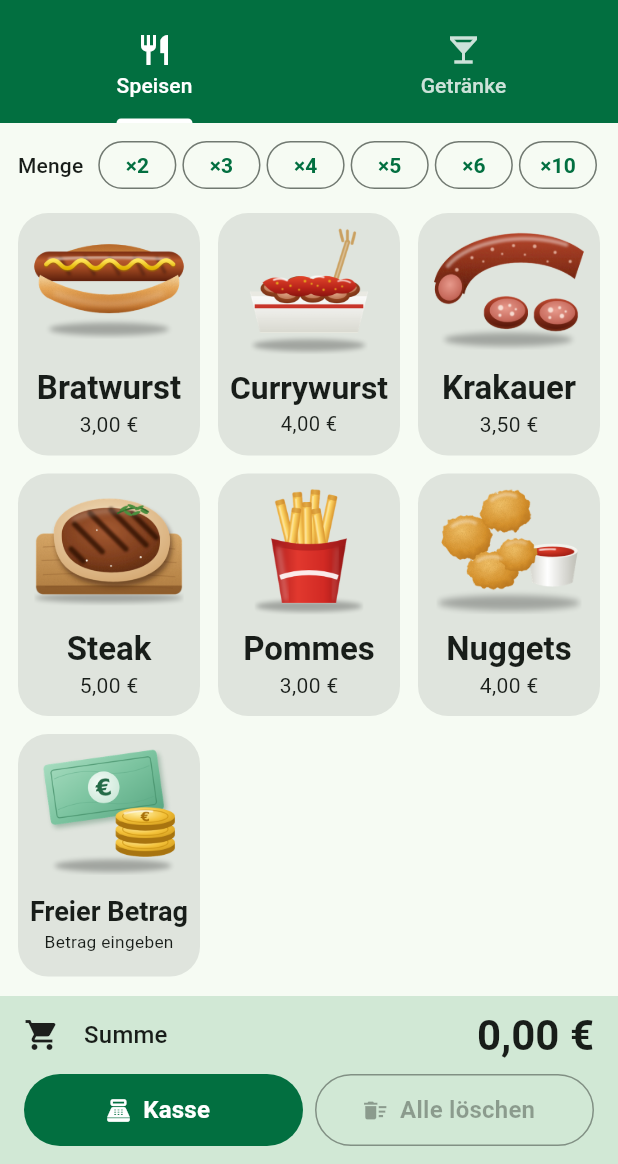
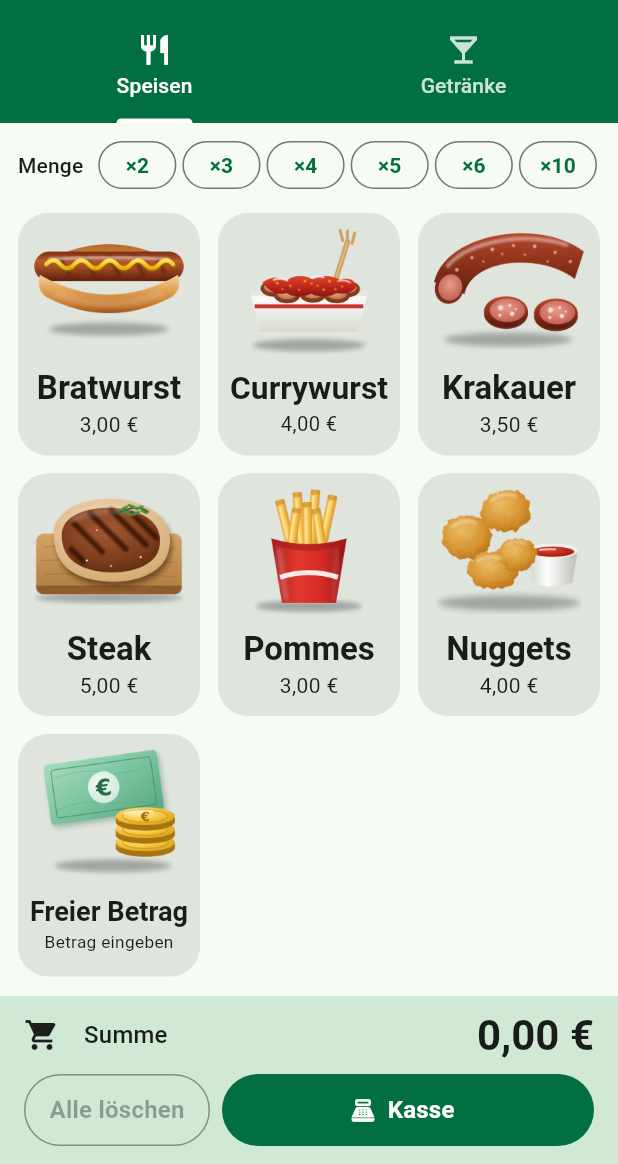
Before and after one commit to Ogie0/Easy-Price-Calculation, a Flutter app: the screen it shows after launch, on a phone screen of 412 x 824 dp, the part 72-1236 px from its top. Run offline on Flutter 3.47's test engine with Material 3 defaults, Android fonts, the phone set to English and light mode, and no system bars; our stand-ins replace image_picker, shared_preferences.

Commit message:
„Alle löschen“ links (⅓), „Kasse“ rechts (⅔) [skip ci]
Co-Authored-By: Claude Opus 5.5 <noreply@anthropic.com>
Claude-Session: https://claude.ai/code/session_01NupdSHJUqBHfHitkyt8aD3

```diff
--- a/lib/widgets/cart_panel.dart
+++ b/lib/widgets/cart_panel.dart
@@ -123,17 +123,19 @@ class ClearCartButton extends StatelessWidget {
     final isEmpty = context.select<CartProvider, bool>((c) => c.isEmpty);
     if (large) {
       final error = Theme.of(context).colorScheme.error;
-      return OutlinedButton.icon(
+      // Schmaler Button (ein Drittel): ohne Symbol, damit die Schrift so
+      // groß bleibt wie bei „Kasse“.
+      return OutlinedButton(
         key: const ValueKey('clear-all'),
         style: OutlinedButton.styleFrom(
           minimumSize: const Size(0, 48),
+          padding: const EdgeInsets.symmetric(horizontal: 8),
           textStyle: _barButtonTextStyle(context),
           foregroundColor: error,
           side: BorderSide(color: isEmpty ? Theme.of(context).disabledColor : error),
         ),
-        icon: const Icon(Icons.delete_sweep),
-        label: const FittedBox(child: Text('Alle löschen')),
         onPressed: isEmpty ? null : () => _clear(context),
+        child: const FittedBox(child: Text('Alle löschen')),
       );
     }
     return IconButton(
@@ -228,9 +230,10 @@ class CartSummaryBar extends StatelessWidget {
                 const SizedBox(height: 8),
                 const Row(
                   children: [
-                    Expanded(child: _CheckoutButton()),
+                    // Löschen links und schmal, „Kasse“ als Hauptaktion rechts.
+                    Expanded(child: ClearCartButton(large: true)),
                     SizedBox(width: 8),
-                    Expanded(child: ClearCartButton(large: true)),
+                    Expanded(flex: 2, child: _CheckoutButton()),
                   ],
                 ),
               ],
```
